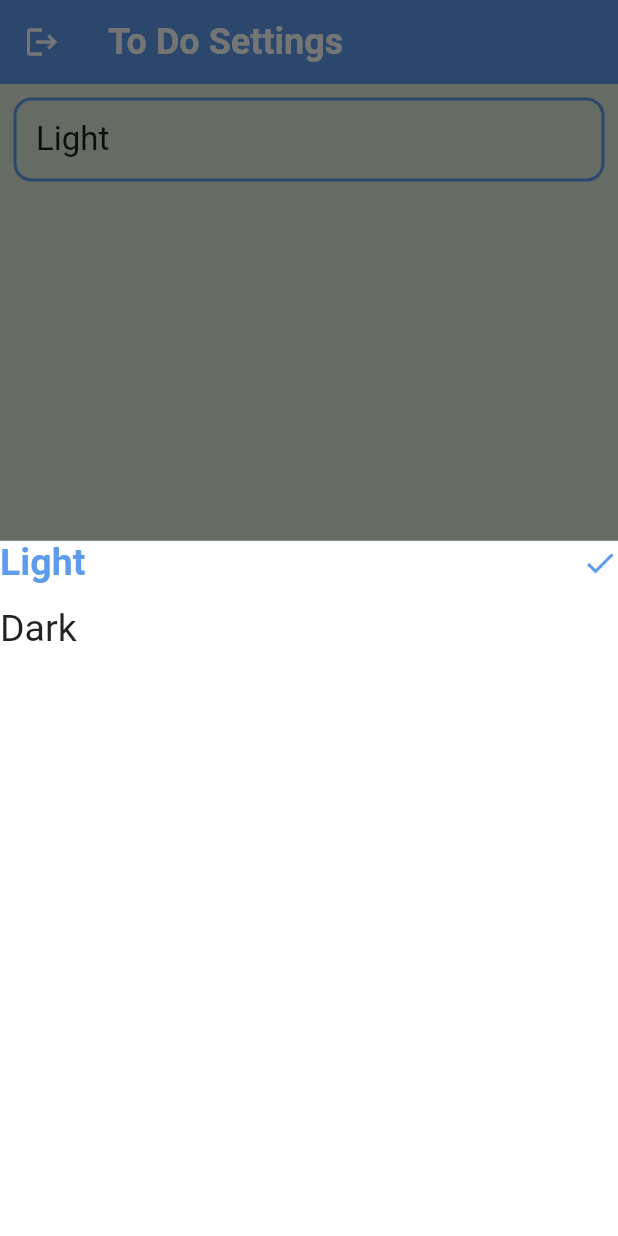
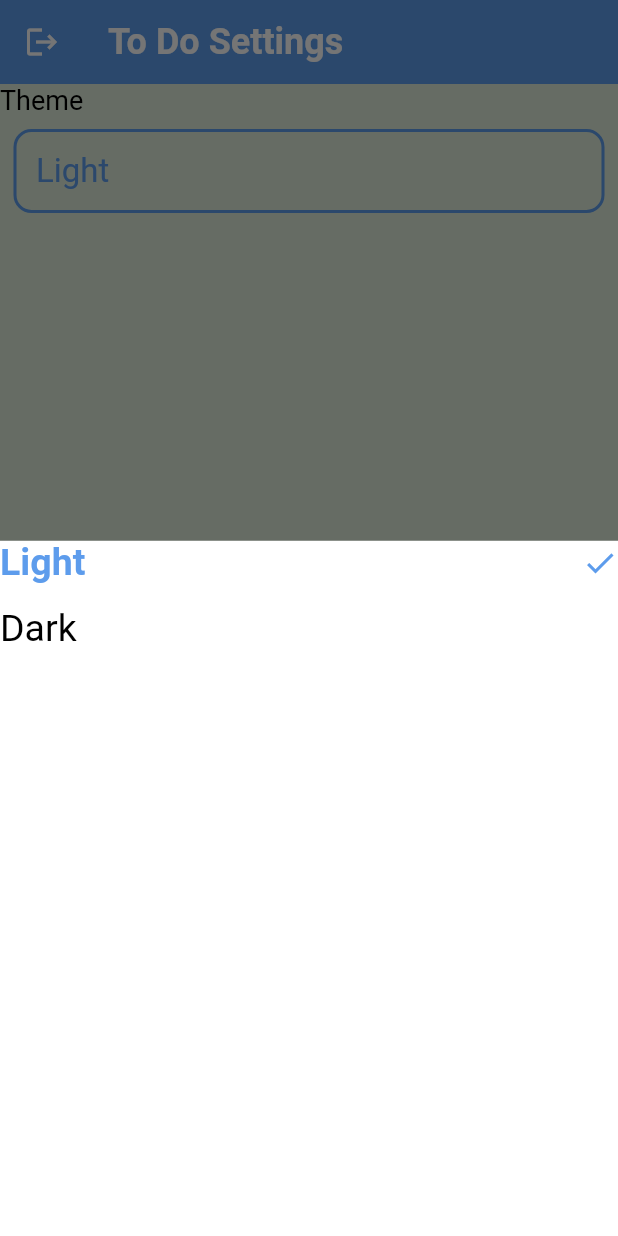
Before and after one commit to yousefGamal966/ToDo, a Flutter app: the HomeScreen screen opened by its route, item 2 of the bottom bar chosen, after a tap on "Light", on a phone screen of 412 x 824 dp. Run offline on Flutter 3.47's test engine with Material 2 defaults, Android fonts, the phone set to English and light mode, and no system bars; our stand-ins replace calendar_timeline, cloud_firestore, firebase_auth, firebase_core, flutter_slidable, shared_preferences; accounts and stored records are empty; generated files the repository leaves out were written again.

Commit message:
final commit

```diff
--- a/lib/database/TasksDao.dart
+++ b/lib/database/TasksDao.dart
@@ -1,5 +1,6 @@
 import 'package:cloud_firestore/cloud_firestore.dart';
 import 'package:firebase_auth/firebase_auth.dart';
+import 'package:flutter/material.dart';
 import 'package:todo/database/UsersDao.dart';
 import 'package:todo/database/model/Task.dart';
 
@@ -23,12 +24,9 @@ class TasksDao {
 
   static Future<List<Task>> getAllTasks(
       String uid, DateTime selectedDay) async {
-    var dateOnly = selectedDay.copyWith(
-        hour: 0, minute: 0, second: 0, microsecond: 0, millisecond: 0);
-    var taskSnapshot = await getTasksCollection(uid)
+     var taskSnapshot = await getTasksCollection(uid)
         .where('dateTime',
-            isEqualTo: Timestamp.fromMillisecondsSinceEpoch(
-                dateOnly.millisecondsSinceEpoch))
+            isEqualTo:DateUtils.dateOnly(selectedDay).millisecondsSinceEpoch)
         .get();
 
     var tasksList =
@@ -38,20 +36,26 @@ class TasksDao {
 
   static Stream<List<Task>> listenForTasks(
       String uid, DateTime selectedDay) async* {
-    var dateOnly = selectedDay.copyWith(
-        hour: 0, minute: 0, second: 0, microsecond: 0, millisecond: 0);
+
     var taskSnapshot = await getTasksCollection(uid)
         .where('dateTime',
-            isEqualTo: Timestamp.fromMillisecondsSinceEpoch(
-                dateOnly.millisecondsSinceEpoch))
-        .get();
-    var stream = await getTasksCollection(uid).snapshots();
-    yield* stream.map((querySnapshot) =>
+            isEqualTo:DateUtils.dateOnly(selectedDay).millisecondsSinceEpoch
+                ).snapshots();
+
+    yield* taskSnapshot.map((querySnapshot) =>
         querySnapshot.docs.map((doc) => doc.data()).toList());
-    // var tasksList = taskSnapshot.docs.map((snapshot) =>snapshot.data()).toList();
+
   }
 
   static Future<void> removeTask(String taskId, String uid) {
     return getTasksCollection(uid).doc(taskId).delete();
   }
+  static Future<void> updateTasks(String uid,Task task)async{
+    await getTasksCollection(uid).doc(task.id).update(task.toFireStore());
+
+  }
+  static Future<void> isDone (String uid,Task task)async{
+    getTasksCollection(uid).doc(task.id).update({'isDone':task.isDone = true});
+
+  }
 }
--- a/lib/database/model/Task.dart
+++ b/lib/database/model/Task.dart
@@ -5,7 +5,7 @@ class Task {
   String? id;
   String? title;
   String? description;
-  DateTime? dateTime;
+  int? dateTime;
   bool isDone ;
   Task(
   {
--- a/lib/providers/TaskProvider.dart
+++ b/lib/providers/TaskProvider.dart
@@ -20,10 +20,16 @@ class TaskProvider extends ChangeNotifier{
   return;
   }
   Future<List<Task>>
-  getAllTasks(DateTime date){
+  getAllTasks(DateTime date)async{
 
     return TasksDao.getAllTasks(uid!,date);
 
   }
+  Stream<List<Task>>
+  listenTasks(DateTime date)async*{
 
+    yield* TasksDao.listenForTasks(uid!,date);
+
+
+  }
 }
--- a/lib/ui/home/AddTaskSheet.dart
+++ b/lib/ui/home/AddTaskSheet.dart
@@ -109,7 +109,7 @@ bool showDateError = false;
     Task task = Task(
       title: titleController.text,
       description: descriptionController.text,
-      dateTime: DateTime.fromMillisecondsSinceEpoch(selectedDate!.millisecondsSinceEpoch)
+      dateTime: DateUtils.dateOnly(selectedDate!).millisecondsSinceEpoch
 
     );
     DialogUtils.showLoading(context,'Creating Task Please Wait.');
--- a/lib/ui/home/settingsTab/SettingsTab.dart
+++ b/lib/ui/home/settingsTab/SettingsTab.dart
@@ -1,4 +1,6 @@
 import 'package:flutter/material.dart';
+import 'package:provider/provider.dart';
+import 'package:todo/providers/SettingsProvider.dart';
 import 'package:todo/ui/home/settingsTab/ThemeBottomSheet.dart';
 
 class SettingsTab extends StatefulWidget {
@@ -11,9 +13,14 @@ class SettingsTab extends StatefulWidget {
 class _SettingsTabState extends State<SettingsTab> {
   @override
   Widget build(BuildContext context) {
+    var settingsProvider = Provider.of<SettingsProvider>(context);
     return Column(
       crossAxisAlignment: CrossAxisAlignment.stretch,
       children: [
+        Text('Theme',style: TextStyle(
+          fontSize: 18,
+          color: settingsProvider.isDarkEnabled()?Colors.white:Colors.black
+        ),),
         InkWell(
           onTap: (){
             showThemeBottomSheet();
@@ -27,10 +34,15 @@ class _SettingsTabState extends State<SettingsTab> {
                 side: BorderSide(width: 2,color:Theme.of(context).dividerColor ),
                 borderRadius: BorderRadius.circular(12)
               ),
-              child: const Padding(
+              child:  Padding(
                 padding:  EdgeInsets.all(15),
-                child: Text('Light',style:TextStyle(
+                child: Text(
+                  settingsProvider.isDarkEnabled()?
+                      'Dark':'Light'
+
+                  ,style:TextStyle(
                   fontSize: 22,
+                  color: Theme.of(context).primaryColor
 
                 ),),
               ),
--- a/lib/ui/home/settingsTab/ThemeBottomSheet.dart
+++ b/lib/ui/home/settingsTab/ThemeBottomSheet.dart
@@ -63,12 +63,12 @@ class _ThemeBottomSheetState extends State<ThemeBottomSheet> {
   }
 
   Widget getUnselectedItem({required String unselectedThemeName}) {
-    var settingsProvider = SettingsProvider();
+    var settingsProvider = Provider.of<SettingsProvider>(context);
     return Container(
       width: double.infinity,
       child: Text(unselectedThemeName,
           style: TextStyle(
-            fontSize: 25,
+            fontSize: 25,color:settingsProvider.isDarkEnabled()?Colors.white:Colors.black
           )),
     );
   }
--- a/lib/ui/home/tasksList/TasksList.dart
+++ b/lib/ui/home/tasksList/TasksList.dart
@@ -2,6 +2,7 @@ import 'package:calendar_timeline/calendar_timeline.dart';
 import 'package:flutter/material.dart';
 import 'package:provider/provider.dart';
 import 'package:todo/database/TasksDao.dart';
+import 'package:todo/database/model/Task.dart';
 import 'package:todo/providers/SettingsProvider.dart';
 import 'package:todo/providers/TaskProvider.dart';
 import 'package:todo/ui/home/tasksList/TaskWidget.dart';
@@ -9,19 +10,22 @@ import 'package:todo/ui/home/tasksList/TaskWidget.dart';
 import '../../../providers/AuthProvider.dart';
 
 class TasksList extends StatefulWidget {
+
   @override
   State<TasksList> createState() => _TasksListState();
+
+
 }
 
 class _TasksListState extends State<TasksList> {
   DateTime selectedDay = DateTime.now();
 
-  DateTime focusDay = DateTime.now();
 
   @override
   Widget build(BuildContext context) {
-    AuthProvider authProvider = Provider.of<AuthProvider>(context);
+    var authProvider = Provider.of<AuthProvider>(context);
     var settingsProvider = Provider.of<SettingsProvider>(context);
+    var taskProvider = Provider.of<TaskProvider>(context);
 
     return Column(
       children: [
@@ -42,14 +46,23 @@ class _TasksListState extends State<TasksList> {
 
         Expanded(
             child: StreamBuilder(
-          stream:TasksDao.listenForTasks(authProvider.databaseUser?.id??'', selectedDay),
+          stream:taskProvider.listenTasks(selectedDay),
           builder: (context, snapshot) {
+            print(selectedDay);
+            print('+++++++++++');
             if (snapshot.connectionState == ConnectionState.waiting) {
               return Center(
                 child: CircularProgressIndicator(),
+
               );
+
             }
-
+            if(snapshot.hasError)
+{
+  print(snapshot.error);
+  print('++++++++++');
+  return Container(height: 100,width: 100,color: Colors.red,);
+}
             var tasksList = snapshot.data;
             return ListView.builder(
               itemBuilder: (context, index) {
--- a/pubspec.yaml
+++ b/pubspec.yaml
@@ -38,11 +38,12 @@ dependencies:
   provider: ^6.0.5
   firebase_core: ^2.17.0
   firebase_auth: ^4.10.1
-  cloud_firestore: ^4.9.3
+  cloud_firestore: ^4.8.5
   flutter_slidable: ^3.0.0
   calendar_timeline: ^1.1.2
   flutter_localization: ^0.1.14
   intl: any
+  shared_preferences: ^2.2.2
 
 
 
```
Also changed, not shown: lib/main.dart (+16 -18 lines), lib/providers/SettingsProvider.dart (+18 -15 lines), lib/ui/edit/EditScreen.dart (+59 -14 lines), lib/ui/home/tasksList/TaskWidget.dart (+62 -21 lines), pubspec.lock, 6 other files.
